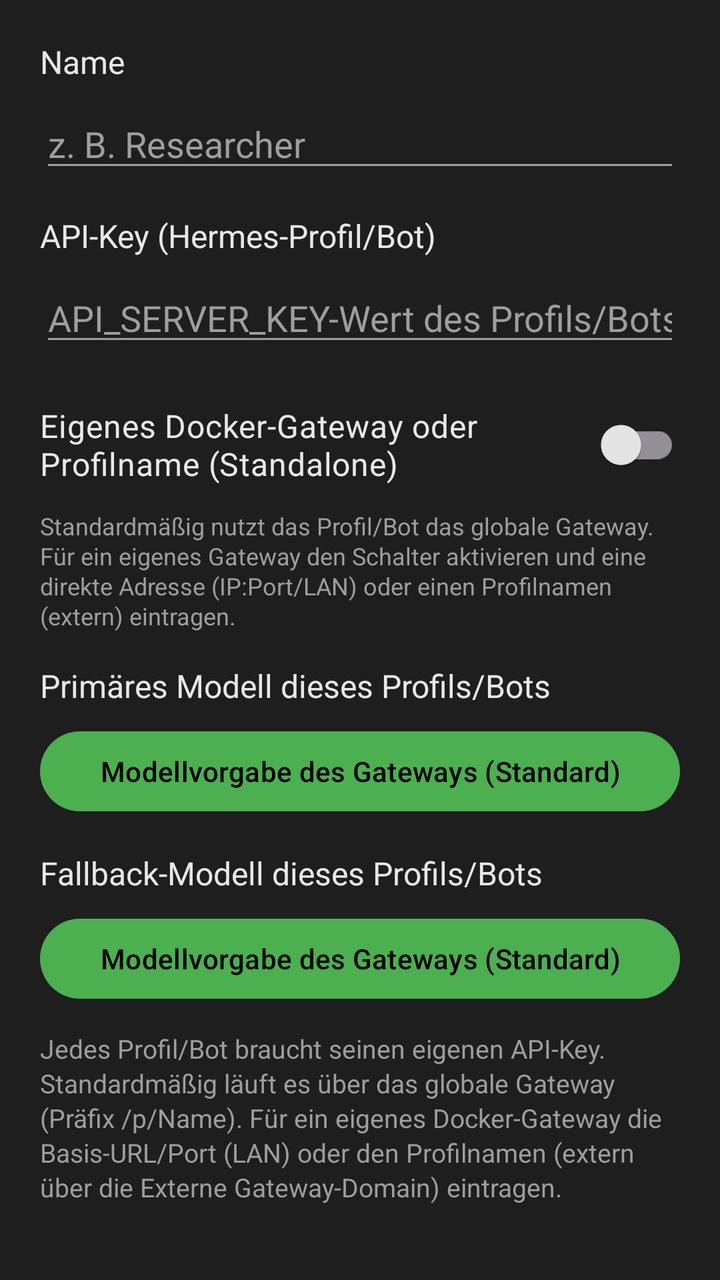
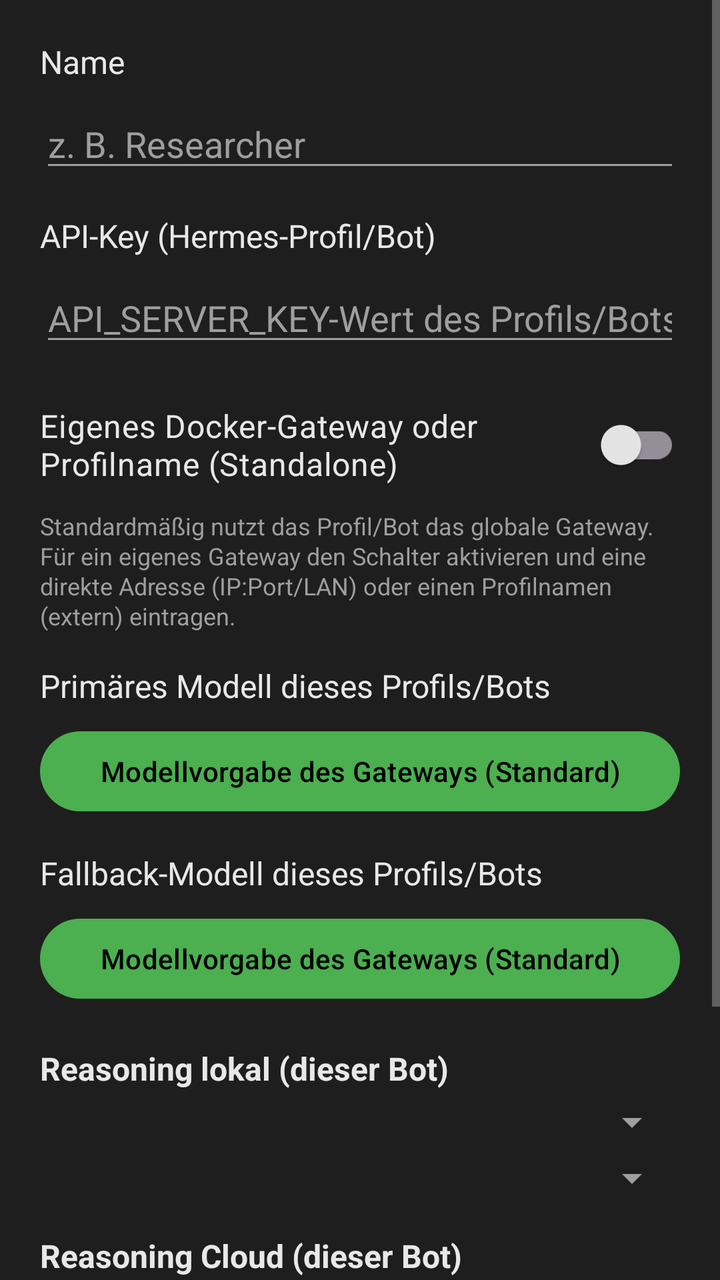

Two renders of the same Android screen: before a commit and after it. Below are the layout's source before the change and the commit's diff.
<!-- AndroidManifest.xml: application theme Theme.HermiVoice -->
<!-- res/layout/dialog_bot_editor.xml -->
<?xml version="1.0" encoding="utf-8"?>
<LinearLayout xmlns:android="http://schemas.android.com/apk/res/android"
    android:layout_width="match_parent"
    android:layout_height="wrap_content"
    android:orientation="vertical"
    android:padding="20dp">

    <TextView
        android:layout_width="match_parent"
        android:layout_height="wrap_content"
        android:text="@string/bot_name_label"
        android:textColor="@color/text_primary"
        android:textSize="16sp" />

    <EditText
        android:id="@+id/botEditName"
        android:layout_width="match_parent"
        android:layout_height="wrap_content"
        android:layout_marginTop="8dp"
        android:hint="@string/bot_name_hint"
        android:textColor="@color/text_primary"
        android:textColorHint="@color/text_secondary" />

    <TextView
        android:layout_width="match_parent"
        android:layout_height="wrap_content"
        android:layout_marginTop="16dp"
        android:text="@string/bot_key_label"
        android:textColor="@color/text_primary"
        android:textSize="16sp" />

    <EditText
        android:id="@+id/botEditKey"
        android:layout_width="match_parent"
        android:layout_height="wrap_content"
        android:layout_marginTop="8dp"
        android:hint="@string/bot_key_hint"
        android:inputType="textPassword"
        android:textColor="@color/text_primary"
        android:textColorHint="@color/text_secondary" />

    <androidx.appcompat.widget.SwitchCompat
        android:id="@+id/botEditServerMode"
        android:layout_width="match_parent"
        android:layout_height="wrap_content"
        android:layout_marginTop="16dp"
        android:paddingVertical="8dp"
        android:text="@string/bot_server_mode_label"
        android:textColor="@color/text_primary"
        android:textSize="16sp" />

    <TextView
        android:layout_width="match_parent"
        android:layout_height="wrap_content"
        android:layout_marginTop="4dp"
        android:text="@string/bot_server_mode_hint"
        android:textColor="@color/text_secondary"
        android:textSize="12sp"
        android:lineSpacingExtra="1dp" />

    <EditText
        android:id="@+id/botEditServerBase"
        android:layout_width="match_parent"
        android:layout_height="wrap_content"
        android:layout_marginTop="8dp"
        android:hint="@string/bot_server_base_hint"
        android:inputType="textUri"
        android:textColor="@color/text_primary"
        android:textColorHint="@color/text_secondary"
        android:textSize="13sp"
        android:visibility="gone" />

    <TextView
        android:layout_width="match_parent"
        android:layout_height="wrap_content"
        android:layout_marginTop="16dp"
        android:text="@string/bot_primary_model_label"
        android:textColor="@color/text_primary"
        android:textSize="16sp" />

    <Button
        android:id="@+id/botEditPrimary"
        android:layout_width="match_parent"
        android:layout_height="wrap_content"
        android:layout_marginTop="8dp"
        android:text="@string/primary_model_default" />

    <TextView
        android:layout_width="match_parent"
        android:layout_height="wrap_content"
        android:layout_marginTop="16dp"
        android:text="@string/bot_fallback_model_label"
        android:textColor="@color/text_primary"
        android:textSize="16sp" />

    <Button
        android:id="@+id/botEditFallback"
        android:layout_width="match_parent"
        android:layout_height="wrap_content"
        android:layout_marginTop="8dp"
        android:text="@string/fallback_model_default" />

    <TextView
        android:id="@+id/botEditHint"
        android:layout_width="match_parent"
        android:layout_height="wrap_content"
        android:layout_marginTop="12dp"
        android:text="@string/bot_edit_hint"
        android:textColor="@color/text_secondary"
        android:textSize="13sp"
        android:lineSpacingExtra="2dp" />
</LinearLayout>
<!-- resources referenced by this layout -->
<resources>
  <color name="text_primary">#e8e8e8</color>
  <color name="text_secondary">#9e9e9e</color>
  <string name="bot_edit_hint">Jedes Profil/Bot braucht seinen eigenen API-Key. Standardmäßig läuft es über das globale Gateway (Präfix /p/Name). Für ein eigenes Docker-Gateway die Basis-URL/Port (LAN) oder den Profilnamen (extern über die Externe Gateway-Domain) eintragen.</string>
  <string name="bot_fallback_model_label">Fallback-Modell dieses Profils/Bots</string>
  <string name="bot_key_hint">API_SERVER_KEY-Wert des Profils/Bots</string>
  <string name="bot_key_label">API-Key (Hermes-Profil/Bot)</string>
  <string name="bot_name_hint">z. B. Researcher</string>
  <string name="bot_name_label">Name</string>
  <string name="bot_primary_model_label">Primäres Modell dieses Profils/Bots</string>
  <string name="bot_server_base_hint">z. B. http://192.168.1.101:8643 oder researcher</string>
  <string name="bot_server_mode_hint">Standardmäßig nutzt das Profil/Bot das globale Gateway. Für ein eigenes Gateway den Schalter aktivieren und eine direkte Adresse (IP:Port/LAN) oder einen Profilnamen (extern) eintragen.</string>
  <string name="bot_server_mode_label">Eigenes Docker-Gateway oder Profilname (Standalone)</string>
  <string name="fallback_model_default">Modellvorgabe des Gateways (Standard)</string>
  <string name="primary_model_default">Modellvorgabe des Gateways (Standard)</string>
  <style name="Theme.HermiVoice" parent="Theme.Material3.Dark.NoActionBar">
          <item name="android:statusBarColor">@color/bg</item>
          <item name="android:navigationBarColor">@color/bg</item>
          <item name="android:windowBackground">@color/bg</item>
          <item name="colorPrimary">@color/accent</item>
          <item name="colorAccent">@color/accent</item>
          <item name="accentDark">@color/accent_dark</item>
          <item name="accentBubble">@color/user_bubble</item>
          <item name="colorOnPrimary">#000000</item>
          <item name="colorSurface">@color/surface</item>
          <item name="colorOnSurface">@color/text_primary</item>
          <item name="android:textColorPrimary">@color/text_primary</item>
          <item name="android:textColorSecondary">@color/text_secondary</item>
      </style>
  <color name="bg">#1e1e1e</color>
  <color name="accent">#4caf50</color>
  <color name="accent_dark">#2e7d32</color>
  <color name="user_bubble">#2b5d3b</color>
  <color name="surface">#262626</color>
</resources>

<!-- the commit's change to res/layout/dialog_bot_editor.xml (unified diff, before → after) -->
@@ -1,5 +1,9 @@
 <?xml version="1.0" encoding="utf-8"?>
-<LinearLayout xmlns:android="http://schemas.android.com/apk/res/android"
+<ScrollView xmlns:android="http://schemas.android.com/apk/res/android"
+    android:layout_width="match_parent"
+    android:layout_height="wrap_content">
+
+<LinearLayout
     android:layout_width="match_parent"
     android:layout_height="wrap_content"
     android:orientation="vertical"
@@ -100,6 +104,54 @@
         android:layout_marginTop="8dp"
         android:text="@string/fallback_model_default" />
 
+    
+    <TextView
+        android:layout_width="match_parent"
+        android:layout_height="wrap_content"
+        android:layout_marginTop="20dp"
+        android:text="@string/reasoning_bot_local_label"
+        android:textColor="@color/text_primary"
+        android:textSize="16sp"
+        android:textStyle="bold" />
+
+    <Spinner
+        android:id="@+id/botEditLocalReasoning"
+        android:layout_width="match_parent"
+        android:layout_height="wrap_content"
+        android:layout_marginTop="4dp"
+        android:spinnerMode="dropdown" />
+
+    <Spinner
+        android:id="@+id/botEditLocalReasoningLevel"
+        android:layout_width="match_parent"
+        android:layout_height="wrap_content"
+        android:layout_marginTop="4dp"
+        android:spinnerMode="dropdown" />
+
+    
+    <TextView
+        android:layout_width="match_parent"
+        android:layout_height="wrap_content"
+        android:layout_marginTop="16dp"
+        android:text="@string/reasoning_bot_cloud_label"
+        android:textColor="@color/text_primary"
+        android:textSize="16sp"
+        android:textStyle="bold" />
+
+    <Spinner
+        android:id="@+id/botEditCloudReasoning"
+        android:layout_width="match_parent"
+        android:layout_height="wrap_content"
+        android:layout_marginTop="4dp"
+        android:spinnerMode="dropdown" />
+
+    <Spinner
+        android:id="@+id/botEditCloudReasoningLevel"
+        android:layout_width="match_parent"
+        android:layout_height="wrap_content"
+        android:layout_marginTop="4dp"
+        android:spinnerMode="dropdown" />
+
     <TextView
         android:id="@+id/botEditHint"
         android:layout_width="match_parent"
@@ -110,3 +162,4 @@
         android:textSize="13sp"
         android:lineSpacingExtra="2dp" />
 </LinearLayout>
+</ScrollView>
<!-- resource entries referenced after the edit -->
@@ -14,6 +14,8 @@
   <string name="bot_server_mode_label">Eigenes Docker-Gateway oder Profilname (Standalone)</string>
   <string name="fallback_model_default">Modellvorgabe des Gateways (Standard)</string>
   <string name="primary_model_default">Modellvorgabe des Gateways (Standard)</string>
+  <string name="reasoning_bot_cloud_label">Reasoning Cloud (dieser Bot)</string>
+  <string name="reasoning_bot_local_label">Reasoning lokal (dieser Bot)</string>
   <style name="Theme.HermiVoice" parent="Theme.Material3.Dark.NoActionBar">
           <item name="android:statusBarColor">@color/bg</item>
           <item name="android:navigationBarColor">@color/bg</item>
